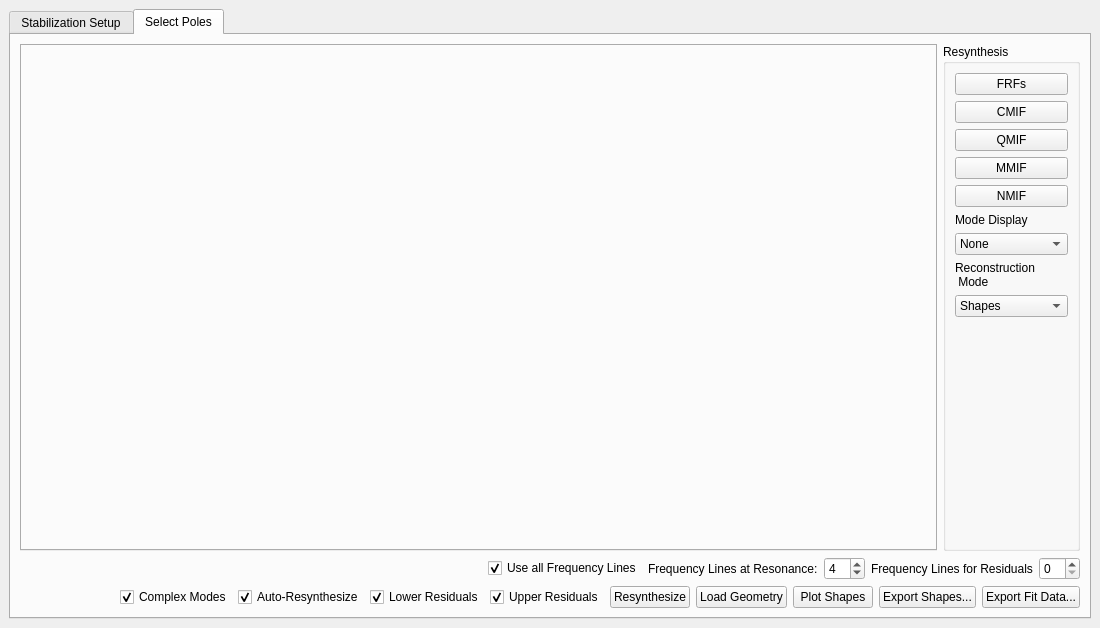
Above: src/sdynpy/modal/polypy.ui from sandialabs/sdynpy before the change. Below: the same form after it.
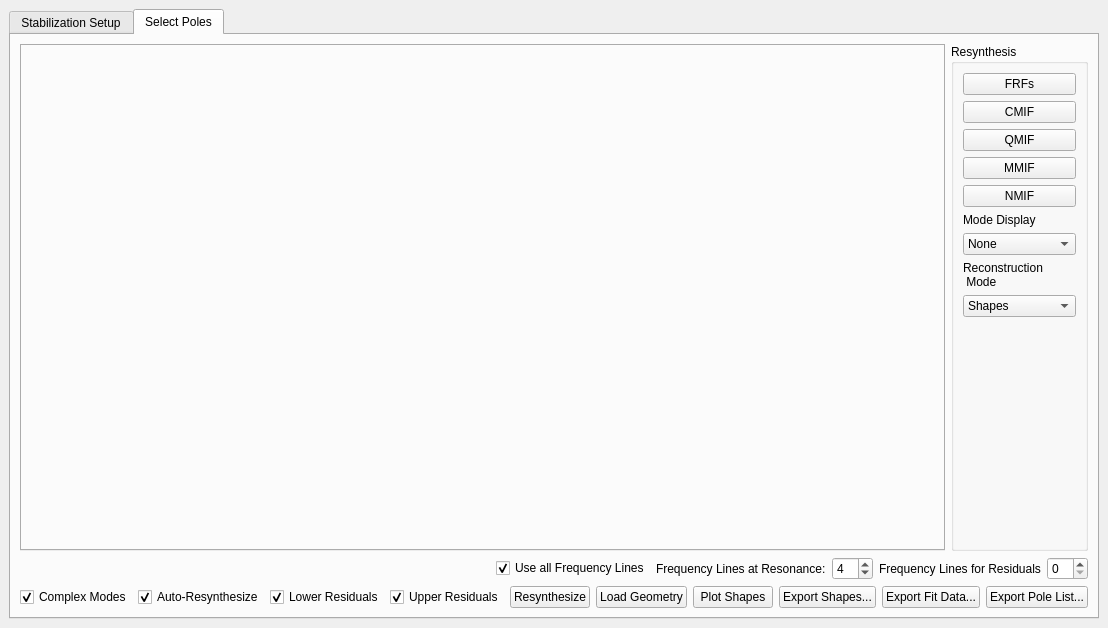
That is the form after the change. The open tabs and pages were chosen to show the change. Custom widgets are drawn as their Qt base class.

```diff
--- a/src/sdynpy/modal/polypy.ui
+++ b/src/sdynpy/modal/polypy.ui
@@ -570,6 +570,13 @@
               </property>
              </widget>
             </item>
+            <item>
+             <widget class="QPushButton" name="export_pole_list_button">
+              <property name="text">
+               <string>Export Pole List...</string>
+              </property>
+             </widget>
+            </item>
            </layout>
           </item>
          </layout>
```
